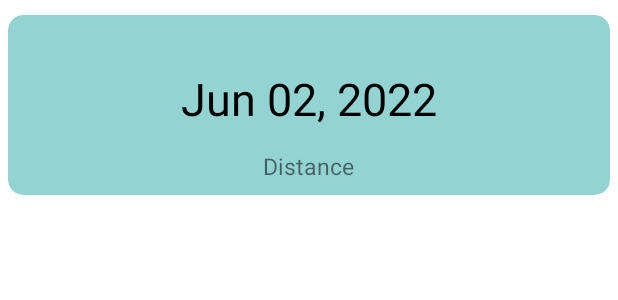
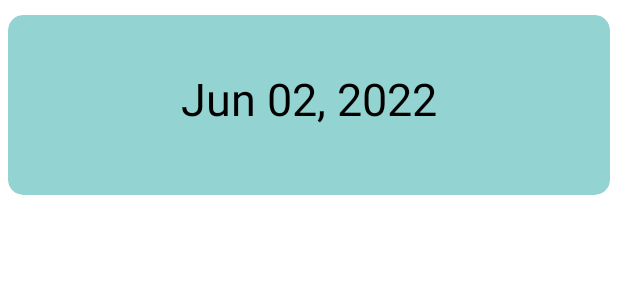
Before and after one commit to stine2016/TMT-Paws-System-rep, an Android app: the layout fragment_infrared.xml on its own in the app's theme, with its tools: preview values and no code run, on a phone screen of 412 x 824 dp. Shown: the top 300 px of the screen. Run offline under Robolectric (Android 15) with nearby library versions, the light colour scheme and no system bars.

Commit message:
completos recados

```diff
--- a/app/src/main/java/com/zene/tmtpawssyetm/UI/TemperatureFragment.java
+++ b/app/src/main/java/com/zene/tmtpawssyetm/UI/TemperatureFragment.java
@@ -111,14 +111,12 @@ public class TemperatureFragment extends Fragment {
                                 Float temperature = snapshot.child("Caltemp").getValue(Float.class);
                                 if(temperature != null){
                                     String Temp = Float.toString(temperature);
-                                    temperature1.setText(Temp + "°C");
                                     temperature2.setText(Temp + "°C");
                                 }
                                 else{
                                     Float temperatureC = snapshot.child("caltemp").getValue(Float.class);
                                     if(temperature1 != null){
                                         String Temp = Float.toString(temperatureC);
-                                        temperature1.setText(Temp + "°C");
                                         temperature2.setText(Temp + "°C");
                                     }
                                 }
--- a/app/src/main/res/layout/fragment_infrared.xml
+++ b/app/src/main/res/layout/fragment_infrared.xml
@@ -43,7 +43,8 @@
                 android:layout_marginTop="90dp"
                 android:text="Distance"
                 android:textAlignment="center"
-                android:textSize="15sp" />
+                android:textSize="15sp"
+                android:visibility="invisible" />
 
         </RelativeLayout>
 
--- a/app/src/main/res/layout/fragment_temperature.xml
+++ b/app/src/main/res/layout/fragment_temperature.xml
@@ -54,7 +54,7 @@
                     android:layout_alignParentLeft="true"
                     android:layout_alignParentTop="true"
                     android:layout_marginTop="55dp"
-                    android:text="35 °C"
+                    android:text="38°C"
                     android:textColor="#A3A4A7"
                     android:textSize="25sp" />
 
```
